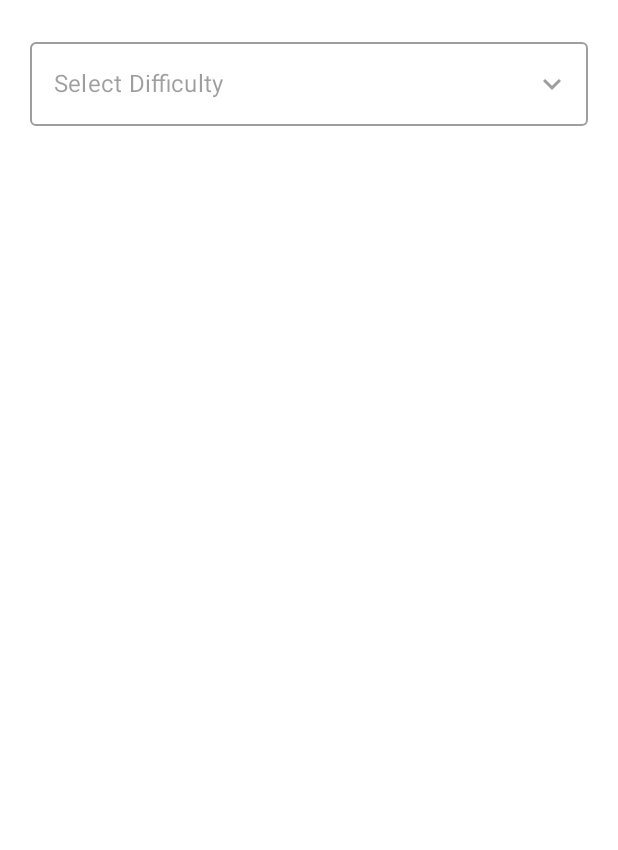
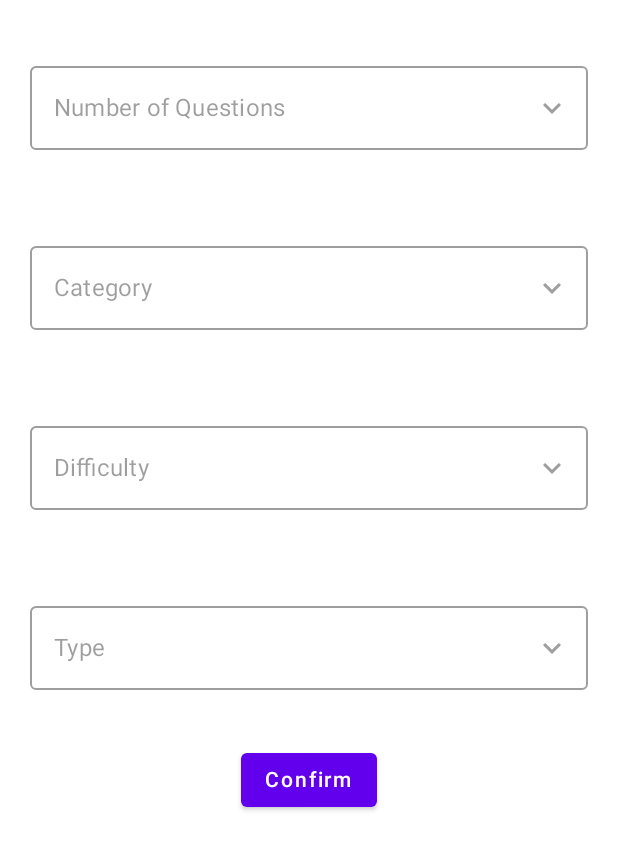
Before and after one commit to kabeCoder/QuizApp, an Android app built with Jetpack Compose: the @Preview function PreviewPlayScreen, on a phone screen of 412 x 824 dp. Shown: the top 850 px of the screen. Run offline under Robolectric (Android 15) with nearby library versions, the phone set to English and light mode, and no system bars; our stand-ins replace constraintlayout-compose; libraries missing offline, so code that uses them is left out: com.ramcosta.composedestinations.

Commit message:
feat: pass dynamic api requirements to quiz screen

```diff
--- a/app/src/main/java/com/kabe/quizapp/ui/presentation/playscreen/SetupScreen.kt
+++ b/app/src/main/java/com/kabe/quizapp/ui/presentation/playscreen/SetupScreen.kt
@@ -20,71 +20,103 @@ import androidx.compose.ui.tooling.preview.Preview
 import androidx.compose.ui.unit.dp
 import androidx.compose.ui.unit.toSize
 import com.kabe.quizapp.R
+import com.kabe.quizapp.ui.presentation.destinations.QuizScreenDestination
+import com.kabe.quizapp.ui.presentation.quizscreen.QuizScreenViewModel
+import com.ramcosta.composedestinations.navigation.DestinationsNavigator
 
 @Destination
 @Composable
-fun SetUpScreen() {
+fun SetUpScreen(
+    navigator: DestinationsNavigator?
+) {
     ConstraintLayout(modifier = Modifier.fillMaxSize()) {
-        val (dropDownMenu) = createRefs()
+        val (amount, category, difficulty, type, confirmButton) = createRefs()
 
-        DropDownMenu()
+        DropDownMenu(
+            "Number of Questions",
+            stringArrayResource(id = R.array.number_of_questions),
+            modifier = Modifier.constrainAs(amount) {
+                top.linkTo(parent.top, margin = 16.dp)
+
+            })
+        DropDownMenu(
+            "Category",
+            stringArrayResource(id = R.array.category),
+            modifier = Modifier.constrainAs(category) {
+                top.linkTo(amount.bottom, margin = 16.dp)
+            })
+        DropDownMenu(
+            "Difficulty",
+            stringArrayResource(id = R.array.difficulty),
+            modifier = Modifier.constrainAs(difficulty) {
+                top.linkTo(category.bottom, margin = 16.dp)
+            })
+        DropDownMenu(
+            "Type",
+            stringArrayResource(id = R.array.type), modifier = Modifier.constrainAs(type) {
+                top.linkTo(difficulty.bottom, margin = 16.dp)
+            })
+
+        ConfirmButton(label = "Confirm", modifier = Modifier.constrainAs(confirmButton) {
+            top.linkTo(type.bottom, margin = 16.dp)
+            centerHorizontallyTo(parent)
+        }) {
+            navigator?.navigate(QuizScreenDestination(10,9,"medium","multiple"))
+        }
     }
 }
 
 @Composable
-fun DropDownMenu() {
+fun DropDownMenu(selectTitle: String, selectedList: Array<String>, modifier: Modifier) {
     // Declaring a boolean value to store
     // the expanded state of the Text Field
-    val mExpanded = remember { mutableStateOf(false) }
-
-    // Create a list of cities
-    val selectDifficulty = stringArrayResource(id = R.array.difficulty)
+    val isExpanded = remember { mutableStateOf(false) }
 
     // Create a string value to store the selected city
-    val mSelectedText = remember { mutableStateOf("") }
+    val initialSelected = remember { mutableStateOf("") }
 
     val mTextFieldSize = remember { mutableStateOf(Size.Zero) }
 
     // Up Icon when expanded and down icon when collapsed
-    val icon = if (mExpanded.value)
+    val icon = if (isExpanded.value)
         Icons.Filled.KeyboardArrowUp
     else
         Icons.Filled.KeyboardArrowDown
 
-    Column(Modifier.padding(20.dp)) {
+    Column(modifier.padding(20.dp)) {
 
         // Create an Outlined Text Field
         // with icon and not expanded
         OutlinedTextField(
-            value = mSelectedText.value,
-            onValueChange = { mSelectedText.value = it },
-            modifier = Modifier
+            value = initialSelected.value,
+            onValueChange = { initialSelected.value = it },
+            modifier = modifier
                 .fillMaxWidth()
                 .onGloballyPositioned { coordinates ->
                     // This value is used to assign to
                     // the DropDown the same width
                     mTextFieldSize.value = coordinates.size.toSize()
                 },
-            label = { Text("Select Difficulty") },
+            label = { Text(selectTitle) },
             enabled = false,
             trailingIcon = {
                 Icon(icon, "contentDescription",
-                    Modifier.clickable { mExpanded.value = !mExpanded.value })
+                    modifier.clickable { isExpanded.value = !isExpanded.value })
             }
         )
 
         // Create a drop-down menu with list of cities,
         // when clicked, set the Text Field text as the city selected
         DropdownMenu(
-            expanded = mExpanded.value,
-            onDismissRequest = { mExpanded.value = false },
-            modifier = Modifier
+            expanded = isExpanded.value,
+            onDismissRequest = { isExpanded.value = false },
+            modifier = modifier
                 .width(with(LocalDensity.current) { mTextFieldSize.value.width.toDp() })
         ) {
-            selectDifficulty.forEach { label ->
+            selectedList.forEach { label ->
                 DropdownMenuItem(onClick = {
-                    mSelectedText.value = label
-                    mExpanded.value = false
+                    initialSelected.value = label
+                    isExpanded.value = false
                 }) {
                     Text(text = label)
                 }
@@ -93,10 +125,20 @@ fun DropDownMenu() {
     }
 }
 
+@Composable
+fun ConfirmButton(label: String, modifier: Modifier, onClick: () -> Unit) {
+    Button(
+        modifier = modifier,
+        onClick = { onClick.invoke() }
+    ) {
+        Text(text = label)
+    }
+}
+
 @Preview(showBackground = true)
 @Composable
 fun PreviewPlayScreen() {
     QuizAppTheme {
-        SetUpScreen()
+        SetUpScreen(null)
     }
 }
--- a/app/src/main/java/com/kabe/quizapp/ui/presentation/quizscreen/QuizScreen.kt
+++ b/app/src/main/java/com/kabe/quizapp/ui/presentation/quizscreen/QuizScreen.kt
@@ -19,11 +19,17 @@ import kotlin.math.min
 @Destination
 @Composable
 fun QuizScreen(
+    amount: Int,
+    category: Int,
+    difficulty: String,
+    type: String,
     navigator: DestinationsNavigator?,
     viewModel: QuizScreenViewModel = hiltViewModel()
 ) {
 
     val triviaList by viewModel.trivia.collectAsState(initial = emptyList())
+
+    viewModel.getTrivia(amount, category, difficulty, type)
 
     val currentTriviaIndex = remember {
         mutableStateOf(0)
@@ -50,6 +56,6 @@ fun QuizScreen(
 @Composable
 fun PreviewQuizScreen() {
     QuizAppTheme {
-        QuizScreen(null)
+        QuizScreen(0, 0, "", "", null)
     }
 }
--- a/app/src/main/java/com/kabe/quizapp/ui/presentation/quizscreen/QuizScreenViewModel.kt
+++ b/app/src/main/java/com/kabe/quizapp/ui/presentation/quizscreen/QuizScreenViewModel.kt
@@ -21,13 +21,9 @@ class QuizScreenViewModel @Inject constructor(
 
    private val triviaList = mutableListOf<Trivia>()
    private val _trivia = MutableSharedFlow<MutableList<Trivia>>()
-   val trivia: SharedFlow<List<Trivia>> = _trivia.asSharedFlow()
+    val trivia: SharedFlow<List<Trivia>> = _trivia.asSharedFlow()
 
-    init {
-        getTrivia(10,9,"medium", "multiple")
-    }
-
-    private fun getTrivia(amount: Int, category: Int, difficulty: String, type: String) {
+    fun getTrivia(amount: Int, category: Int, difficulty: String, type: String) {
         viewModelScope.launch {
             val triviaResult = triviaRepository.getTrivia(amount,category,difficulty,type)
             when(triviaResult.status) {
--- a/app/src/main/java/com/kabe/quizapp/ui/presentation/startscreen/StartScreen.kt
+++ b/app/src/main/java/com/kabe/quizapp/ui/presentation/startscreen/StartScreen.kt
@@ -26,7 +26,7 @@ fun StartScreen(navigator: DestinationsNavigator?) {
             centerVerticallyTo(parent)
             centerHorizontallyTo(parent)
         }) {
-            navigator?.navigate(QuizScreenDestination)
+            navigator?.navigate(SetUpScreenDestination)
         }
 
         Buttons(buttonName = "Exit", modifier = Modifier.constrainAs(exitButton) {
--- a/app/src/main/res/values/strings.xml
+++ b/app/src/main/res/values/strings.xml
@@ -1,10 +1,61 @@
 <resources>
     <string name="app_name">QuizApp</string>
 
+    // Number of Questions
+    <string-array name="number_of_questions">
+        <item>5</item>
+        <item>10</item>
+        <item>15</item>
+        <item>20</item>
+        <item>25</item>
+        <item>30</item>
+        <item>35</item>
+        <item>40</item>
+        <item>45</item>
+        <item>50</item>
+    </string-array>
+
+    // Quiz Category
+    <string-array name="category">
+        <item>Any Category</item>
+        <item>General Knowledge</item>
+        <item>Entertainment: Books</item>
+        <item>Entertainment: Film</item>
+        <item>Entertainment: Music</item>
+        <item>Entertainment: Musicals &amp; Theatres</item>
+        <item>Entertainment: Television</item>
+        <item>Entertainment: Video Games</item>
+        <item>Entertainment: Board Games</item>
+        <item>Science &amp; Nature</item>
+        <item>Science: Computers</item>
+        <item>Science: Mathematics</item>
+        <item>Mythology</item>
+        <item>Sports</item>
+        <item>Geography</item>
+        <item>History</item>
+        <item>Politics</item>
+        <item>Art</item>
+        <item>Celebrities</item>
+        <item>Animals</item>
+        <item>Vehicles</item>
+        <item>Entertainment: Comics</item>
+        <item>Science: Gadgets</item>
+        <item>Entertainment: Japanese Anime &amp; Manga</item>
+        <item>Entertainment: Cartoon &amp; Animation</item>
+    </string-array>
+
     // Quiz Difficulty
     <string-array name="difficulty">
+        <item>Any Difficulty</item>
         <item>Easy</item>
         <item>Medium</item>
         <item>Hard</item>
     </string-array>
+
+    // Quiz Type
+    <string-array name="type">
+        <item>Any Type</item>
+        <item>Multiple Choice</item>
+        <item>True / False</item>
+    </string-array>
 </resources>
```
